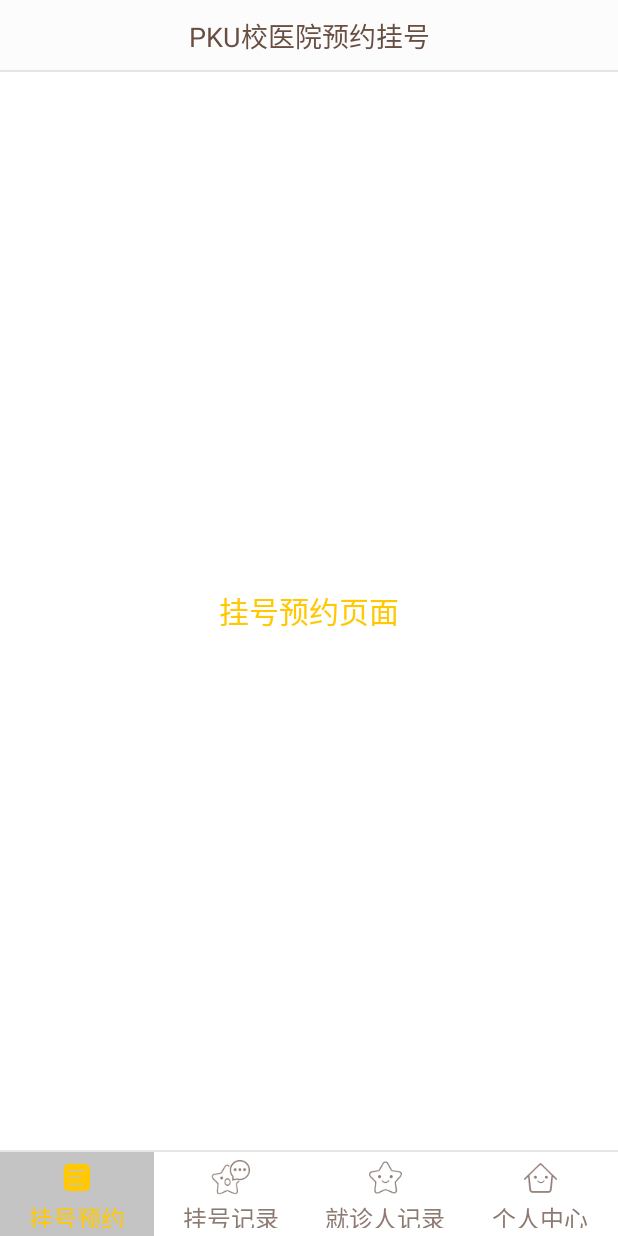
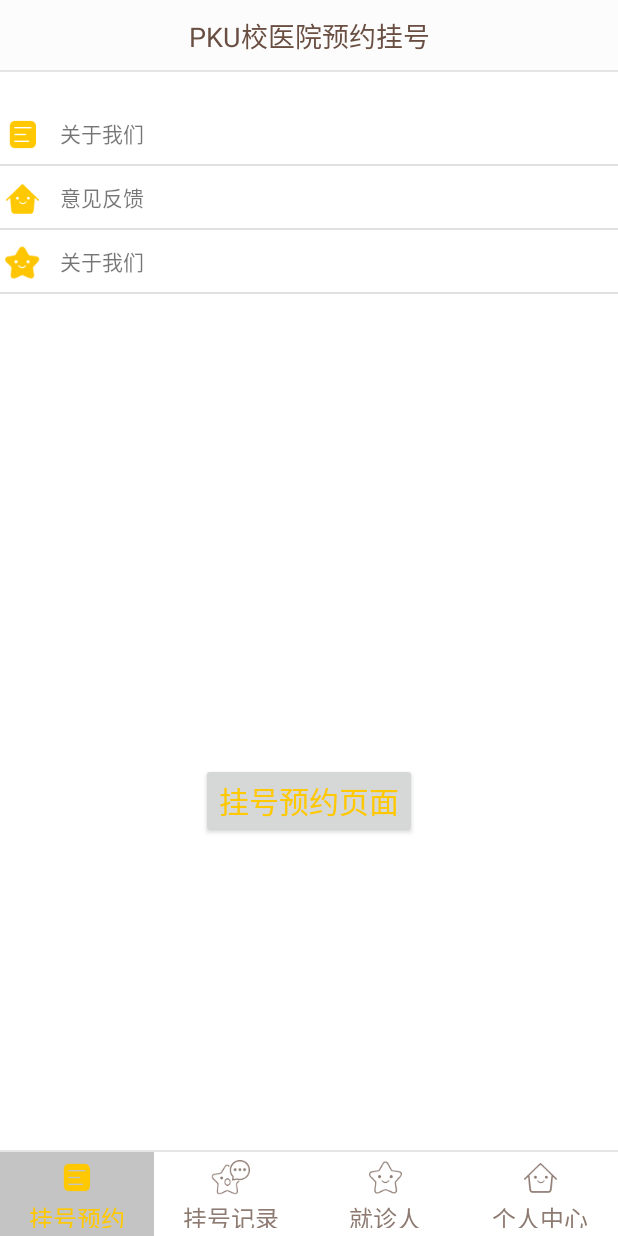
Before and after one commit to ssyz-19/MobileTeamwork_Group12, an Android app: the screen it shows after launch (MainActivity), on a phone screen of 412 x 824 dp. Run offline under Robolectric (Android 15) with nearby library versions, the phone set to English and light mode, and no system bars.

Commit message:
个人中心界面初步完成，没有实现具体功能

```diff
--- /dev/null
+++ b/android_app/app/src/main/java/com/pkuhospital/Bean/Label.java
@@ -0,0 +1,34 @@
+package com.pkuhospital.Bean;
+
+/**
+ * 个人中心界面的标签
+ * @author 杨洲
+ * @time  2019.12.5
+ */
+public class Label {
+    private String labelText;
+    private int labelIcon;
+
+    public Label(){}
+
+    public Label(String text,int icon){
+        this.labelText = text;
+        this.labelIcon = icon;
+    }
+
+    public String getLabelText(){
+        return labelText;
+    }
+
+    public int getLabelIcon() {
+        return labelIcon;
+    }
+
+    public void setLabelText(String labelText) {
+        this.labelText = labelText;
+    }
+
+    public void setLabelIcon(int labelIcon) {
+        this.labelIcon = labelIcon;
+    }
+}
--- /dev/null
+++ b/android_app/app/src/main/java/com/pkuhospital/Bean/LabelAdapter.java
@@ -0,0 +1,51 @@
+package com.pkuhospital.Bean;
+
+import android.content.Context;
+import android.view.LayoutInflater;
+import android.view.View;
+import android.view.ViewGroup;
+import android.widget.BaseAdapter;
+import android.widget.ImageView;
+import android.widget.TextView;
+
+import com.pkuhospital.R;
+
+import java.util.LinkedList;
+
+/**
+ * 个人中心界面的标签的adapter
+ */
+public class LabelAdapter extends BaseAdapter {
+    private LinkedList<Label> mLabel;
+    private Context mContext;
+
+    public LabelAdapter(LinkedList<Label> labels,Context context){
+        mLabel = labels;
+        mContext = context;
+    }
+
+    @Override
+    public int getCount() {
+        return mLabel.size();
+    }
+
+    @Override
+    public Object getItem(int position) {
+        return null;
+    }
+
+    @Override
+    public long getItemId(int position) {
+        return position;
+    }
+
+    @Override
+    public View getView(int position, View convertView, ViewGroup parent) {
+        convertView = LayoutInflater.from(mContext).inflate(R.layout.label_item,parent,false);
+        ImageView img_label = convertView.findViewById(R.id.label_image);
+        TextView txt_label = convertView.findViewById(R.id.txt_label);
+        img_label.setBackgroundResource(mLabel.get(position).getLabelIcon());
+        txt_label.setText(mLabel.get(position).getLabelText());
+        return convertView;
+    }
+}
--- a/android_app/app/src/main/java/com/pkuhospital/Fragment/MyFragment.java
+++ b/android_app/app/src/main/java/com/pkuhospital/Fragment/MyFragment.java
@@ -1,6 +1,7 @@
 package com.pkuhospital.Fragment;
 
 
+import android.content.Context;
 import android.os.Bundle;
 
 import androidx.fragment.app.Fragment;
@@ -8,26 +9,55 @@
 import android.view.LayoutInflater;
 import android.view.View;
 import android.view.ViewGroup;
+import android.widget.ArrayAdapter;
+import android.widget.Button;
+import android.widget.ListView;
 import android.widget.TextView;
 
+import com.pkuhospital.Bean.Label;
+import com.pkuhospital.Bean.LabelAdapter;
 import com.pkuhospital.R;
+
+import java.util.LinkedList;
+import java.util.List;
 
 /**
  * @author 杨洲
+ * 该碎片暂时放在主界面
  * 草稿碎片，后期可以再此基础上改动
  */
 public class MyFragment extends Fragment {
+    private String buttonContent;
+    private Context mContext;
 
-    private String content;
-    public MyFragment(String content) {
-        this.content = content;
+    private List<Label> mLabel = new LinkedList<>();//这里必须分配空间，不能是null
+
+    private void initmLabel(){
+        mLabel.add(new Label("关于我们",R.mipmap.tab_appointment_pressed));
+        mLabel.add(new Label("意见反馈",R.mipmap.tab_center_pressed));
+        mLabel.add(new Label("关于我们",R.mipmap.tab_info_pressed));
+    }
+
+    /**
+     * 只有文字
+     * @param content 显示在布局中心的文字
+     * @param context
+     */
+    public MyFragment(String content,Context context)
+    {
+        initmLabel();
+        this.buttonContent = content;
+        this.mContext = context;
     }
 
     @Override
     public View onCreateView(LayoutInflater inflater, ViewGroup container, Bundle savedInstanceState) {
         View view = inflater.inflate(R.layout.fg_content,container,false);
-        TextView txt_content = (TextView) view.findViewById(R.id.txt_content);
-        txt_content.setText(content);
+        Button button = view.findViewById(R.id.test_button);
+        ListView listView = view.findViewById(R.id.personal_center_list);
+        LabelAdapter mAdapter = new LabelAdapter((LinkedList<Label>)mLabel,mContext);
+        button.setText(buttonContent);
+        listView.setAdapter(mAdapter);
         return view;
     }
 
--- a/android_app/app/src/main/java/com/pkuhospital/MainActivity.java
+++ b/android_app/app/src/main/java/com/pkuhospital/MainActivity.java
@@ -78,7 +78,7 @@
                 txt_appointment.setSelected(true);
                 txt_topbar.setText("PKU校医院预约挂号");
                 if(fgAppointment == null){
-                    fgAppointment = new MyFragment("挂号预约页面");
+                    fgAppointment = new MyFragment("挂号预约页面",MainActivity.this);
                     fTransaction.add(R.id.ly_content,fgAppointment);
                 }else{
                     fTransaction.show(fgAppointment);
@@ -89,7 +89,7 @@
                 txt_record.setSelected(true);
                 txt_topbar.setText("挂号记录");
                 if(fgRecord == null){
-                    fgRecord = new MyFragment("挂号记录界面");
+                    fgRecord = new MyFragment("挂号记录界面",MainActivity.this);
                     fTransaction.add(R.id.ly_content,fgRecord);
                 }else{
                     fTransaction.show(fgRecord);
@@ -98,9 +98,9 @@
             case R.id.txt_info:
                 setSelected();
                 txt_info.setSelected(true);
-                txt_topbar.setText("就诊人信息");
+                txt_topbar.setText("就诊人");
                 if(fgPatientInfo == null){
-                    fgPatientInfo = new MyFragment("就诊人信息页面");
+                    fgPatientInfo = new MyFragment("就诊人界面",MainActivity.this);
                     fTransaction.add(R.id.ly_content,fgPatientInfo);
                 }else{
                     fTransaction.show(fgPatientInfo);
@@ -111,7 +111,7 @@
                 txt_center.setSelected(true);
                 txt_topbar.setText("个人中心");
                 if(fgPerCenter == null){
-                    fgPerCenter = new MyFragment("个人中心页面");
+                    fgPerCenter = new MyFragment("个人中心页面",MainActivity.this);
                     fTransaction.add(R.id.ly_content,fgPerCenter);
                 }else{
                     fTransaction.show(fgPerCenter);
--- a/android_app/app/src/main/res/layout/fg_content.xml
+++ b/android_app/app/src/main/res/layout/fg_content.xml
@@ -4,13 +4,28 @@
     android:layout_height="match_parent"
     android:background="@color/bg_white">
 
-    <TextView
-        android:id="@+id/txt_content"
+    <ListView
+        android:id="@+id/personal_center_list"
         android:layout_width="match_parent"
-        android:layout_height="match_parent"
-        android:gravity="center"
-        android:text="呵呵"
-        android:textColor="@color/text_yellow"
-        android:textSize="20sp"/>
+        android:layout_height="0dp"
+        android:layout_weight="1"
+        android:layout_marginTop="20dp"/>
+
+    <RelativeLayout
+        android:layout_width="match_parent"
+        android:layout_height="0dp"
+        android:layout_weight="2">\
+
+        <Button
+            android:id="@+id/test_button"
+            android:layout_width="wrap_content"
+            android:layout_height="wrap_content"
+            android:layout_centerInParent="true"
+            android:text="fragment update error"
+            android:textColor="@color/text_yellow"
+            android:textSize="20sp"/>
+
+    </RelativeLayout>
+
 
 </LinearLayout>
--- /dev/null
+++ b/android_app/app/src/main/res/layout/label_item.xml
@@ -0,0 +1,18 @@
+<?xml version="1.0" encoding="utf-8"?>
+<LinearLayout xmlns:android="http://schemas.android.com/apk/res/android"
+    android:layout_width="match_parent"
+    android:layout_height="wrap_content">
+
+    <ImageView
+        android:id="@+id/label_image"
+        android:layout_width="wrap_content"
+        android:layout_height="wrap_content"
+        android:layout_marginTop="10dp"/>
+
+    <TextView
+        android:id="@+id/txt_label"
+        android:layout_width="wrap_content"
+        android:layout_height="wrap_content"
+        android:layout_gravity="center_vertical"
+        android:layout_margin="10dp"/>
+</LinearLayout>
--- a/android_app/app/src/main/res/values/strings.xml
+++ b/android_app/app/src/main/res/values/strings.xml
@@ -3,7 +3,7 @@
 
     <string name="tab_menu_choose">挂号预约</string>
     <string name="tab_menu_history">挂号记录</string>
-    <string name="tab_menu_patient_info">就诊人记录</string>
+    <string name="tab_menu_patient_info">就诊人</string>
     <string name="tab_menu_personal_center">个人中心</string>
 
     <!-- TODO: Remove or change this placeholder text -->
```
Also changed, not shown: 1 other file.
